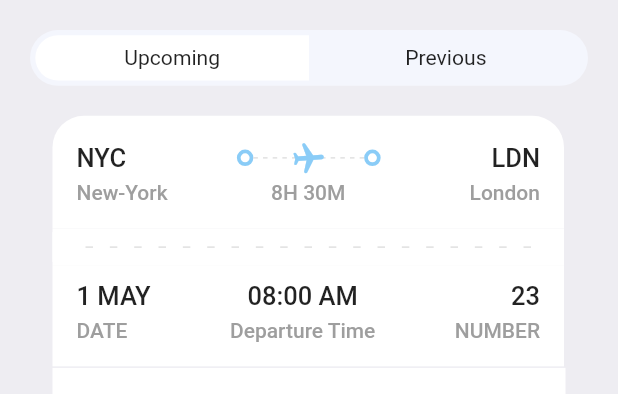
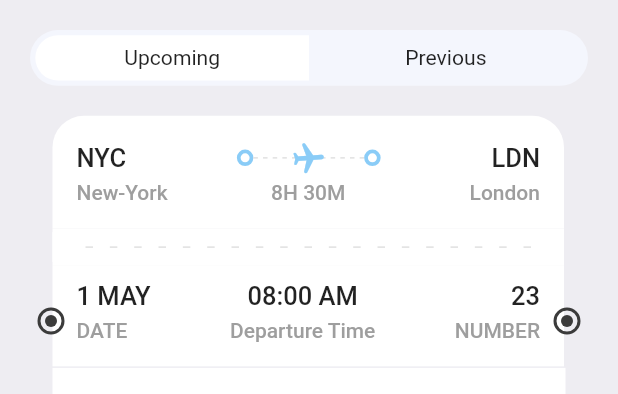
Before and after one commit to omitoful/book_tickets, a Flutter app: the TicketScreen screen opened directly, on a phone screen of 412 x 824 dp, the part 135-529 px from its top. Run offline on Flutter 3.47's test engine with Material 2 defaults, Android fonts, the phone set to English and light mode, and no system bars; drawn by our look-alikes of barcode_widget; our stand-ins replace fluentui_icons, gap, get.

Commit message:
wrap container around Circle Positioned widget

```diff
--- a/lib/screens/ticket_screen.dart
+++ b/lib/screens/ticket_screen.dart
@@ -110,6 +110,36 @@ class TicketScreen extends StatelessWidget {
               ),
             ],
           ),
+          Positioned(
+            left: AppLayout.getHeight(25),
+            top: AppLayout.getHeight(295),
+            child: Container(
+              padding: EdgeInsets.all(AppLayout.getHeight(3)),
+              decoration: BoxDecoration(
+                shape: BoxShape.circle,
+                border: Border.all(color: Styles.textColor, width: 2)
+              ),
+              child: CircleAvatar(
+                maxRadius: 4,
+                backgroundColor: Styles.textColor,
+              ),
+            ),
+          ),
+          Positioned(
+            right: AppLayout.getHeight(25),
+            top: AppLayout.getHeight(295),
+            child: Container(
+              padding: EdgeInsets.all(AppLayout.getHeight(3)),
+              decoration: BoxDecoration(
+                  shape: BoxShape.circle,
+                  border: Border.all(color: Styles.textColor, width: 2)
+              ),
+              child: CircleAvatar(
+                maxRadius: 4,
+                backgroundColor: Styles.textColor,
+              ),
+            ),
+          )
         ],
       ),
     );
```
